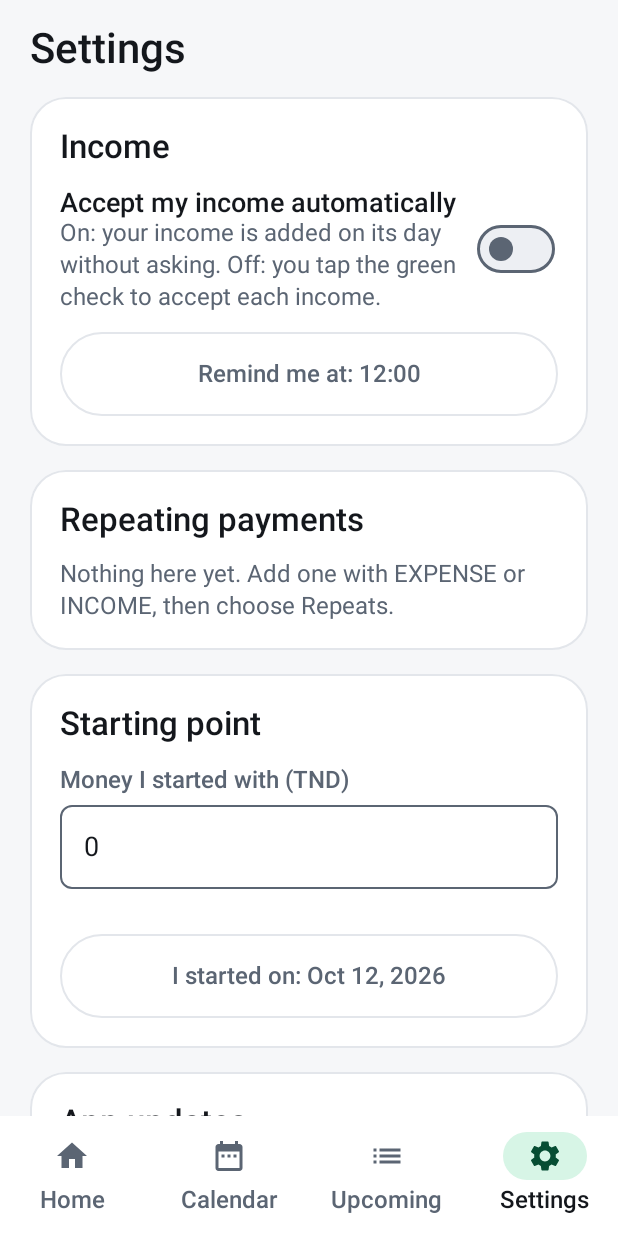
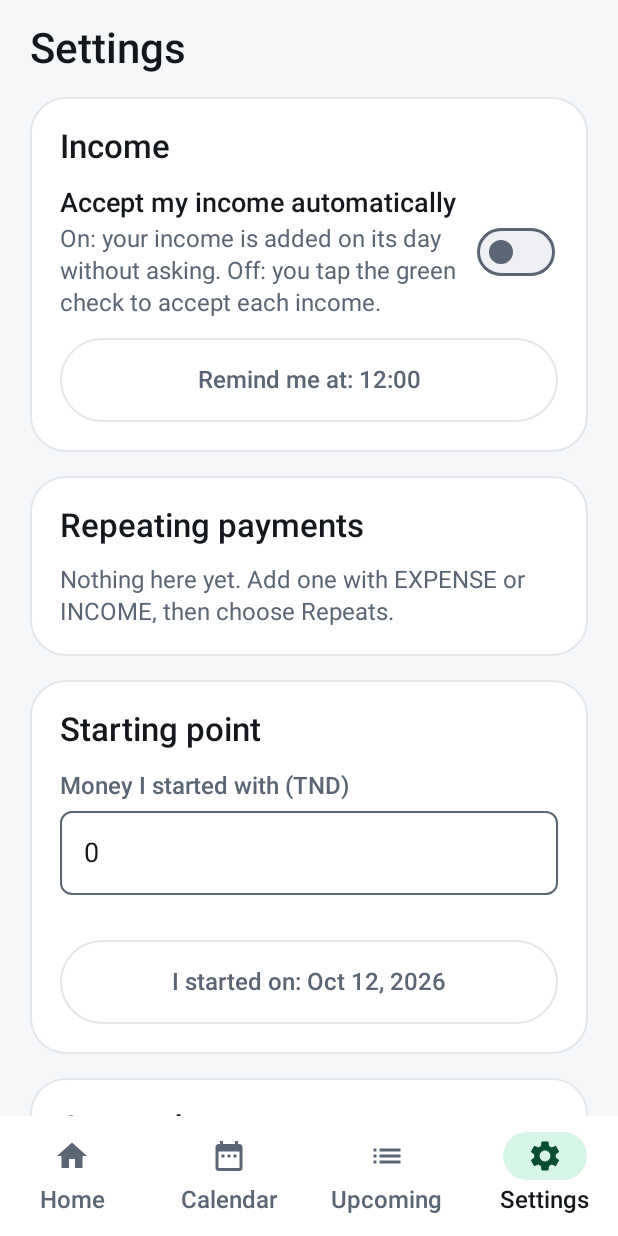
Before and after one commit to dragovitcmia-dot/MoneyPlan, an Android app built with Jetpack Compose: the screen it shows after launch (MainActivity), item 4 of the bottom bar chosen, on a phone screen of 412 x 824 dp. Run offline under Robolectric (Android 15) with nearby library versions, the phone set to English and light mode, and no system bars; our stand-ins replace Room's generated code.

Commit message:
Settings: a little space between the auto-accept title and its helper text
Co-Authored-By: Claude Sonnet 5.5 <noreply@anthropic.com>
Claude-Session: https://claude.ai/code/session_011RdXaBfxb67EPHeNYQjkGc

```diff
--- a/app/src/main/java/com/cashflow/app/ui/settings/IncomeSources.kt
+++ b/app/src/main/java/com/cashflow/app/ui/settings/IncomeSources.kt
@@ -45,7 +45,7 @@ internal fun IncomeCard(viewModel: SettingsViewModel, settings: AppSettings) {
     SectionCard {
         Text(stringResource(R.string.income_card_title), style = MaterialTheme.typography.titleLarge)
         Row(Modifier.fillMaxWidth().heightIn(min = 56.dp), verticalAlignment = Alignment.CenterVertically) {
-            Column(Modifier.weight(1f).padding(end = 12.dp)) {
+            Column(Modifier.weight(1f).padding(end = 12.dp), verticalArrangement = Arrangement.spacedBy(4.dp)) {
                 Text(stringResource(R.string.auto_income_title), style = MaterialTheme.typography.titleMedium)
                 Text(
                     stringResource(R.string.auto_income_helper),
```
